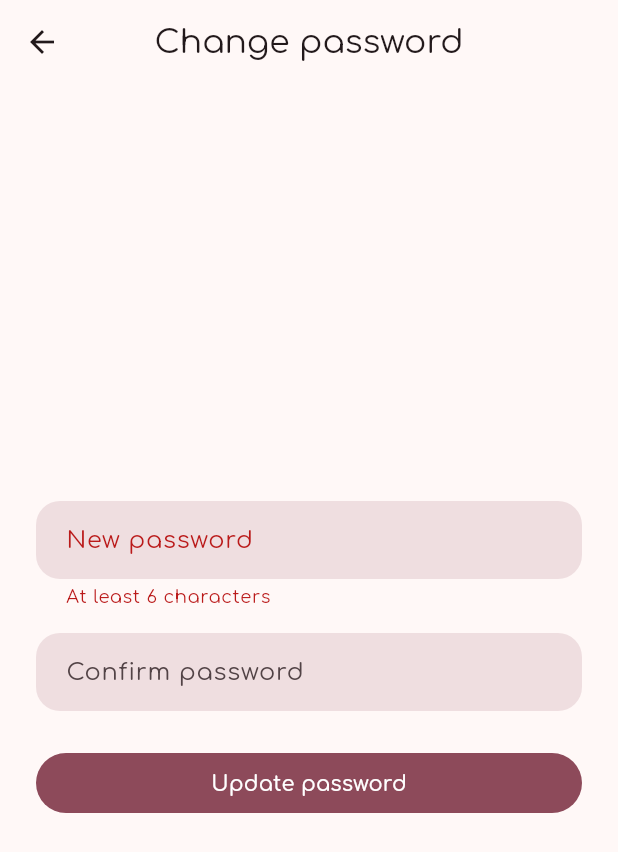
After one commit to AkmalCodes/kids-management, a Flutter app: the ChangePasswordScreen screen opened directly, after a tap on "Update password", on a phone screen of 412 x 824 dp. The commit adds this screen. Shown: the top 852 px of the screen. Run offline on Flutter 3.47's test engine with Material 3 defaults, Android fonts, the phone set to English and light mode, and no system bars; our stand-ins replace flutter_riverpod, google_fonts, image_picker, supabase_flutter; accounts and stored records are empty.

Commit message:
feat: profile/settings tab (avatar, change password, sign out) + forgot password
Adds a shared Profile tab to all three role shells (ProfileScreen):
- Change profile photo -> private 'avatars' Storage bucket, path saved via
  a set_avatar_path() SECURITY DEFINER RPC, shown via a session-cached
  signed URL (signedAvatarUrlProvider)
- Change password (ChangePasswordScreen) while signed in
- Sign out

Forgot-password flow: a "Forgot password?" link on LoginScreen opens
ForgotPasswordScreen (resetPasswordForEmail with the app deep-link
redirect). The recovery link fires AuthChangeEvent.passwordRecovery
(passwordRecoveryProvider), and AuthGate routes to SetPasswordScreen in
recovery mode until the new password is set.

Adds avatar_path to profiles + the AppUser model, and AuthService.currentEmail
so the email (which lives on auth.users, not profiles) is testable behind
the service instead of read off the raw client.

```diff
--- a/lib/core/models/app_user.dart
+++ b/lib/core/models/app_user.dart
@@ -7,6 +7,10 @@ class AppUser {
   // Set true when a director invites this account; forces a set-password
   // screen on first entry, then cleared. Existing accounts default false.
   final bool mustSetPassword;
+  // Storage path (private 'avatars' bucket) of the user's profile picture,
+  // or null if they haven't set one. Not a ready URL -- exchange for a
+  // signed URL to display (see ProfileService.getSignedAvatarUrl).
+  final String? avatarPath;
   final DateTime createdAt;
   final DateTime updatedAt;
   final String? createdBy;
@@ -19,6 +23,7 @@ class AppUser {
     required this.phone,
     required this.centerId,
     this.mustSetPassword = false,
+    this.avatarPath,
     required this.createdAt,
     required this.updatedAt,
     required this.createdBy,
@@ -32,6 +37,7 @@ class AppUser {
     phone: json['phone'] as String? ?? '',
     centerId: json['center_id'] as String?,
     mustSetPassword: json['must_set_password'] as bool? ?? false,
+    avatarPath: json['avatar_path'] as String?,
     createdAt: DateTime.parse(json['created_at'] as String),
     updatedAt: DateTime.parse(json['updated_at'] as String),
     createdBy: json['created_by'] as String?,
--- /dev/null
+++ b/lib/features/profile/change_password_screen.dart
@@ -0,0 +1,95 @@
+import 'package:flutter/material.dart';
+import 'package:flutter_riverpod/flutter_riverpod.dart';
+import '../../core/auth/auth_service.dart';
+
+// Changing your password while already signed in (from the Profile tab).
+// Separate from SetPasswordScreen because the post-success behaviour
+// differs: here we just pop back with a confirmation, whereas the
+// invite/recovery flow relies on AuthGate re-routing.
+class ChangePasswordScreen extends ConsumerStatefulWidget {
+  const ChangePasswordScreen({super.key});
+
+  @override
+  ConsumerState<ChangePasswordScreen> createState() => _ChangePasswordScreenState();
+}
+
+class _ChangePasswordScreenState extends ConsumerState<ChangePasswordScreen> {
+  final _formKey = GlobalKey<FormState>();
+  final _passwordController = TextEditingController();
+  final _confirmController = TextEditingController();
+  bool _saving = false;
+
+  @override
+  void dispose() {
+    _passwordController.dispose();
+    _confirmController.dispose();
+    super.dispose();
+  }
+
+  Future<void> _save() async {
+    if (!_formKey.currentState!.validate()) return;
+    setState(() => _saving = true);
+    try {
+      await ref.read(authServiceProvider).updatePassword(_passwordController.text);
+      if (!mounted) return;
+      Navigator.of(context).pop();
+      ScaffoldMessenger.of(context).showSnackBar(
+        const SnackBar(content: Text('Password updated')),
+      );
+    } catch (e) {
+      if (!mounted) return;
+      setState(() => _saving = false);
+      ScaffoldMessenger.of(context).showSnackBar(
+        SnackBar(content: Text('Could not update password: $e')),
+      );
+    }
+  }
+
+  @override
+  Widget build(BuildContext context) {
+    return Scaffold(
+      appBar: AppBar(title: const Text('Change password')),
+      body: Center(
+        child: SingleChildScrollView(
+          padding: const EdgeInsets.all(24),
+          child: Form(
+            key: _formKey,
+            child: Column(
+              mainAxisSize: MainAxisSize.min,
+              children: [
+                TextFormField(
+                  controller: _passwordController,
+                  obscureText: true,
+                  decoration: const InputDecoration(labelText: 'New password'),
+                  validator: (v) => (v ?? '').length < 6 ? 'At least 6 characters' : null,
+                ),
+                const SizedBox(height: 16),
+                TextFormField(
+                  controller: _confirmController,
+                  obscureText: true,
+                  decoration: const InputDecoration(labelText: 'Confirm password'),
+                  validator: (v) =>
+                      v != _passwordController.text ? 'Passwords do not match' : null,
+                ),
+                const SizedBox(height: 24),
+                SizedBox(
+                  width: double.infinity,
+                  child: FilledButton(
+                    onPressed: _saving ? null : _save,
+                    child: _saving
+                        ? const SizedBox(
+                            width: 20,
+                            height: 20,
+                            child: CircularProgressIndicator(strokeWidth: 2),
+                          )
+                        : const Text('Update password'),
+                  ),
+                ),
+              ],
+            ),
+          ),
+        ),
+      ),
+    );
+  }
+}
```
Also changed, not shown: lib/core/auth/auth_gate.dart (+8 -0 lines), lib/core/auth/auth_service.dart (+15 -0 lines), lib/core/services/profile_service.dart (added, +48 -0 lines), lib/features/auth/forgot_password_screen.dart (added, +119 -0 lines), lib/features/auth/login_screen.dart (+12 -0 lines), lib/features/director/director_shell.dart (+7 -0 lines), lib/features/parent/parent_shell.dart (+7 -0 lines), lib/features/profile/profile_screen.dart (added, +150 -0 lines), lib/features/teacher/teacher_shell.dart (+7 -0 lines), 9 other files.
